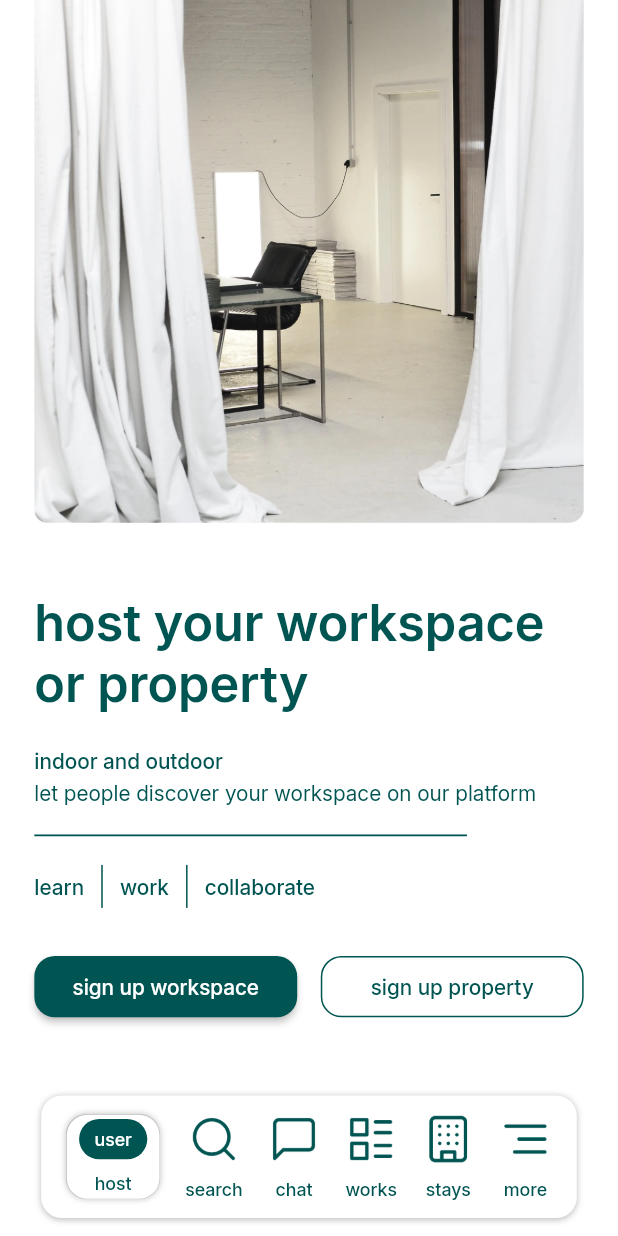
After one commit to deepanshdubey/balcony-flutter, a Flutter app: the HomePage screen opened by its route, scrolled down 1385 dp, after a tap on "sign up workspace", on a phone screen of 412 x 824 dp. The commit adds this screen. Run offline on Flutter 3.47's test engine with Material 3 defaults, Android fonts, the light colour scheme and no system bars; our stand-ins replace auto_route, cached_network_image, flutter_mobx, flutter_screenutil, form_field_validator, get_it and 3 more; accounts and stored records are empty; generated files the repository leaves out were written again.

Commit message:
host your workspace widget added

```diff
--- a/lib/core/assets/asset_manager.dart
+++ b/lib/core/assets/asset_manager.dart
@@ -35,6 +35,8 @@ class AssetManager {
   String get baths => Assets.imagesBaths;
 
   String get ratingStar => Assets.imagesRatingStar;
+
+  String get hostYourPropertyOrWorkspace => Assets.imagesHostYourPropertyOrWorkspace;
 }
 
 final assetManager = locator<AssetManager>();
--- a/lib/ui/home/ui/tabs/user_and_host/ui/user_and_host_page.dart
+++ b/lib/ui/home/ui/tabs/user_and_host/ui/user_and_host_page.dart
@@ -1,3 +1,4 @@
+import 'package:balcony/ui/home/ui/tabs/user_and_host/widget/host_your_property_or_workspace_widget.dart';
 import 'package:balcony/ui/home/ui/tabs/user_and_host/widget/property_widget.dart';
 import 'package:balcony/ui/home/ui/tabs/user_and_host/widget/search_properties_widget.dart';
 import 'package:balcony/ui/home/ui/tabs/user_and_host/widget/search_workspaces_widget.dart';
@@ -70,7 +71,9 @@ class _UserAndHostPageState extends State<UserAndHostPage> {
                     reviews: 221,
                   );
                 },
-              ))
+              )),
+          12.h.verticalSpace,
+          const HostYourPropertyOrWorkspaceWidget(),
         ],
       ),
     );
--- /dev/null
+++ b/lib/ui/home/ui/tabs/user_and_host/widget/host_your_property_or_workspace_widget.dart
@@ -0,0 +1,115 @@
+import 'package:balcony/values/extensions/context_ext.dart';
+import 'package:balcony/values/extensions/theme_ext.dart';
+import 'package:balcony/widget/app_image.dart';
+import 'package:balcony/widget/app_outlined_button.dart';
+import 'package:balcony/widget/primary_button.dart';
+import 'package:flutter/material.dart';
+import 'package:flutter_screenutil/flutter_screenutil.dart';
+
+class HostYourPropertyOrWorkspaceWidget extends StatelessWidget {
+  const HostYourPropertyOrWorkspaceWidget({super.key});
+
+  @override
+  Widget build(BuildContext context) {
+    final theme = Theme.of(context);
+    return Padding(
+      padding: EdgeInsets.symmetric(horizontal: 20.w),
+      child: Column(
+        crossAxisAlignment: CrossAxisAlignment.start,
+        mainAxisSize: MainAxisSize.min,
+        children: [
+          AppImage(
+            assetPath: theme.assets.hostYourPropertyOrWorkspace,
+            width: context.width - 40.w,
+            height: context.width - 40.w,
+            boxFit: BoxFit.cover,
+          ),
+          32.h.verticalSpace,
+          Text(
+            "host your workspace or property",
+            style: theme.textTheme.titleLarge?.copyWith(
+              fontSize: 34.spMin,
+              fontWeight: FontWeight.w600,
+            ),
+          ),
+          16.h.verticalSpace,
+          Text(
+            "indoor and outdoor",
+            style: theme.textTheme.titleMedium?.copyWith(
+              fontSize: 14.spMin,
+              fontWeight: FontWeight.w500,
+            ),
+          ),
+          3.h.verticalSpace,
+          Text(
+            "let people discover your workspace on our platform",
+            style: theme.textTheme.titleMedium?.copyWith(
+              fontSize: 14.spMin,
+              fontWeight: FontWeight.normal,
+            ),
+          ),
+          Container(
+            margin: EdgeInsets.symmetric(vertical: 16.h),
+            color: theme.primaryColor,
+            height: 1.h,
+            width: context.width * .7,
+          ),
+          Row(
+            children: [
+              Text(
+                "learn",
+                style: theme.textTheme.titleMedium?.copyWith(
+                  fontSize: 14.spMin,
+                  fontWeight: FontWeight.w500,
+                ),
+              ),
+              Container(
+                color: theme.dividerColor,
+                height: 24.h,
+                width: 1,
+                margin: EdgeInsets.symmetric(horizontal: 10.w),
+              ),
+              Text(
+                "work",
+                style: theme.textTheme.titleMedium?.copyWith(
+                  fontSize: 14.spMin,
+                  fontWeight: FontWeight.w500,
+                ),
+              ),
+              Container(
+                color: theme.dividerColor,
+                height: 24.h,
+                width: 1,
+                margin: EdgeInsets.symmetric(horizontal: 10.w),
+              ),
+              Text(
+                "collaborate",
+                style: theme.textTheme.titleMedium?.copyWith(
+                  fontSize: 14.spMin,
+                  fontWeight: FontWeight.w500,
+                ),
+              ),
+            ],
+          ),
+          20.h.verticalSpace,
+          Row(
+            children: [
+              Expanded(
+                  child: PrimaryButton(
+                text: "sign up workspace",
+                onPressed: () {},
+              )),
+              12.w.horizontalSpace,
+              Expanded(
+                  child: AppOutlinedButton(
+                text: "sign up property",
+                onPressed: () {},
+              )),
+            ],
+          ),
+          100.h.verticalSpace,
+        ],
+      ),
+    );
+  }
+}
--- a/lib/widget/app_outlined_button.dart
+++ b/lib/widget/app_outlined_button.dart
@@ -32,9 +32,11 @@ class AppOutlinedButton extends StatelessWidget {
     return OutlinedButton(
       onPressed: onPressed,
       style: OutlinedButton.styleFrom(
-        padding: padding ?? EdgeInsets.symmetric(horizontal: 20.w, vertical: 10.h),
+        padding:
+            padding ?? EdgeInsets.symmetric(horizontal: 20.w, vertical: 10.h),
         backgroundColor: backgroundColor ?? Colors.transparent,
-        side: BorderSide(color: borderColor ?? Theme.of(context).colors.primaryColor),
+        side: BorderSide(
+            color: borderColor ?? Theme.of(context).colors.primaryColor),
         shape: RoundedRectangleBorder(
           borderRadius: BorderRadius.circular(borderRadius ?? 12.r),
         ),
@@ -53,11 +55,14 @@ class AppOutlinedButton extends StatelessWidget {
             child: Text(
               text,
               textAlign: TextAlign.center,
+              maxLines: 1,
+              overflow: TextOverflow.ellipsis,
               style: style ??
                   Theme.of(context).textTheme.titleLarge?.copyWith(
-                    fontSize: 15.spMin,
+                        fontSize: 14.spMin,
+
                     fontWeight: FontWeight.w500,
-                  ),
+                      ),
             ),
           ),
         ],
--- a/lib/widget/primary_button.dart
+++ b/lib/widget/primary_button.dart
@@ -40,10 +40,12 @@ class PrimaryButton extends StatelessWidget {
             )
           : Text(
               text,
+              maxLines: 1,
+              overflow: TextOverflow.ellipsis,
               style: Theme.of(context).textTheme.titleLarge?.copyWith(
                   fontWeight: FontWeight.w500,
                   color: Colors.white,
-                  fontSize: 15.spMin),
+                  fontSize: 14.spMin),
             ),
     );
   }
```
Also changed, not shown: assets/fonts/host_your_workspace_or_property.png (added), assets/images/host_your_property_or_workspace.png (added).
